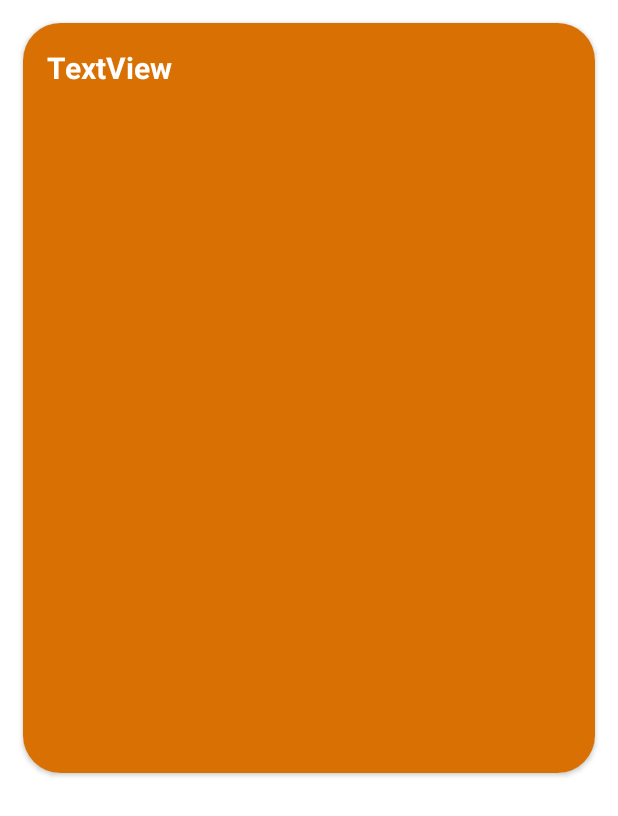
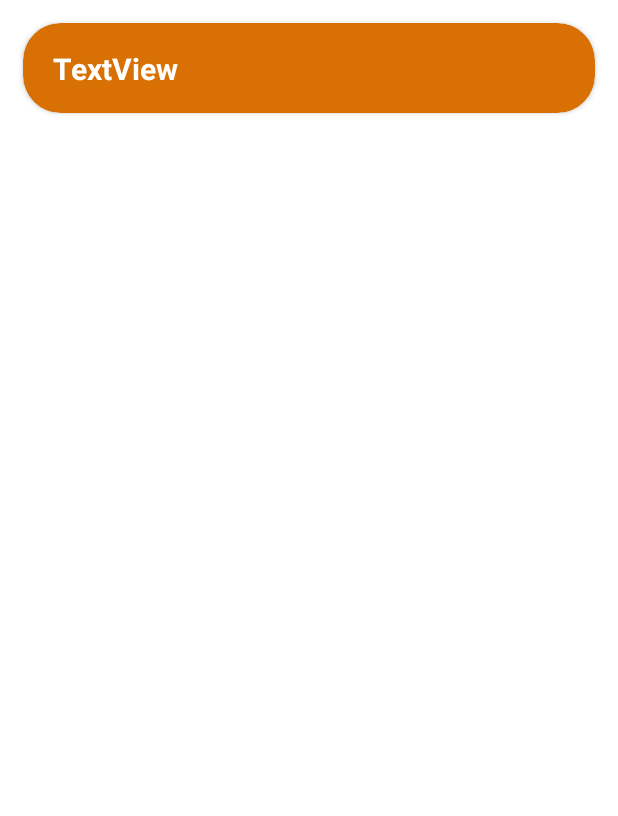
Before and after one commit to Mismayilov02/Time-Tracker, an Android app: the layout data_design.xml on its own in the app's theme, with its tools: preview values and no code run, on a phone screen of 412 x 824 dp. Shown: the top 816 px of the screen. Run offline under Robolectric (Android 15) with nearby library versions, the phone set to English and light mode, and no system bars.

Commit message:
changed methode

```diff
--- a/app/src/main/java/com/example/time_tracker/add_fragment.java
+++ b/app/src/main/java/com/example/time_tracker/add_fragment.java
@@ -93,7 +93,7 @@ Dialog dialog;
         img_clock = v.findViewById(R.id.img_clock);
         img_chhese = v.findViewById(R.id.img_chese);
         img_hat = v.findViewById(R.id.img_hat);
-        navigationView = v.findViewById(R.id.bottomNavigationView);
+//        navigationView = v.findViewById(R.id.bottomNavigationView);
 
         time_text = v.findViewById(R.id.time_text);
         add_image_icon = v.findViewById(R.id.add_image_icon);
--- a/app/src/main/java/com/example/time_tracker/time_fragment.java
+++ b/app/src/main/java/com/example/time_tracker/time_fragment.java
@@ -191,7 +191,7 @@ public class time_fragment extends Fragment {
 
                          }
                      };
-                     handler.postDelayed(runnable, 1000);
+                     handler.postDelayed(runnable, 0);
 
                  }else {
                      get_runmax_dialog();
@@ -235,7 +235,7 @@ public class time_fragment extends Fragment {
                         adapter_all();
                         run_listview_animation();
                     }
-                };handler.postDelayed(runnable , 1000);
+                };handler.postDelayed(runnable , 0);
             }
         });
 
--- a/app/src/main/res/layout/data_design.xml
+++ b/app/src/main/res/layout/data_design.xml
@@ -1,51 +1,38 @@
 <?xml version="1.0" encoding="utf-8"?>
 <androidx.constraintlayout.widget.ConstraintLayout xmlns:android="http://schemas.android.com/apk/res/android"
     xmlns:app="http://schemas.android.com/apk/res-auto"
+    xmlns:tools="http://schemas.android.com/tools"
     android:layout_width="match_parent"
     android:layout_height="match_parent">
 
     <androidx.cardview.widget.CardView
         android:layout_width="0dp"
-        android:layout_height="500dp"
+        android:layout_height="60dp"
         android:layout_marginStart="15dp"
         android:layout_marginTop="15dp"
         android:layout_marginEnd="15dp"
+        app:cardBackgroundColor="@color/orange"
         app:cardCornerRadius="25dp"
         app:layout_constraintEnd_toEndOf="parent"
         app:layout_constraintStart_toStartOf="parent"
         app:layout_constraintTop_toTopOf="parent">
 
-        <LinearLayout
+        <androidx.constraintlayout.widget.ConstraintLayout
             android:layout_width="match_parent"
-            android:layout_height="match_parent"
-            android:background="@color/orange"
-            android:orientation="vertical">
+            android:layout_height="match_parent">
 
             <TextView
                 android:id="@+id/data_text"
-                android:layout_width="match_parent"
+                android:layout_width="wrap_content"
                 android:layout_height="wrap_content"
-                android:layout_marginStart="16dp"
-                android:layout_marginTop="16dp"
-                android:layout_marginEnd="16dp"
+                android:layout_marginStart="20dp"
                 android:text="TextView"
-                android:textColor="@color/white"
+                android:textColor="#FFFFFF"
                 android:textSize="20sp"
-                android:textStyle="bold" />
-
-            <ListView
-                android:id="@+id/all_listview_v"
-                android:layout_width="match_parent"
-                android:layout_height="match_parent"
-                android:layout_marginLeft="10dp"
-                android:layout_marginTop="15dp"
-                android:layout_marginRight="15dp"
-                android:layout_marginBottom="15dp"
+                android:textStyle="bold"
                 app:layout_constraintBottom_toBottomOf="parent"
-                app:layout_constraintEnd_toEndOf="parent"
                 app:layout_constraintStart_toStartOf="parent"
-                app:layout_constraintTop_toBottomOf="@+id/cardView5" />
-
-        </LinearLayout>
+                app:layout_constraintTop_toTopOf="parent" />
+        </androidx.constraintlayout.widget.ConstraintLayout>
     </androidx.cardview.widget.CardView>
 </androidx.constraintlayout.widget.ConstraintLayout>
--- a/app/src/main/res/layout/structor_design.xml
+++ b/app/src/main/res/layout/structor_design.xml
@@ -11,7 +11,11 @@
         android:layout_width="match_parent"
         android:layout_height="90dp"
         android:layout_marginTop="5dp"
-        app:cardBackgroundColor="@color/orange_cardview">
+        android:paddingStart="10dp"
+        android:paddingLeft="10dp"
+        android:paddingRight="10dp"
+        app:cardBackgroundColor="@color/orange_cardview"
+        app:cardCornerRadius="15dp">
 
         <androidx.constraintlayout.widget.ConstraintLayout
             android:layout_width="match_parent"
--- a/build.gradle
+++ b/build.gradle
@@ -1,7 +1,7 @@
 // Top-level build file where you can add configuration options common to all sub-projects/modules.
 plugins {
-    id 'com.android.application' version '7.1.3' apply false
-    id 'com.android.library' version '7.1.3' apply false
+    id 'com.android.application' version '7.3.0' apply false
+    id 'com.android.library' version '7.3.0' apply false
 }
 
 
```
Also changed, not shown: app/src/main/java/com/example/time_tracker/piec_fragment.java (+38 -1 lines), app/src/main/java/com/example/time_tracker/piece_adapter.java (+8 -7 lines), app/src/main/res/layout/fragment_piec_fragment.xml (+12 -1 lines), app/src/main/res/layout/structor_artel.xml (added, +57 -0 lines), gradle/wrapper/gradle-wrapper.properties.
